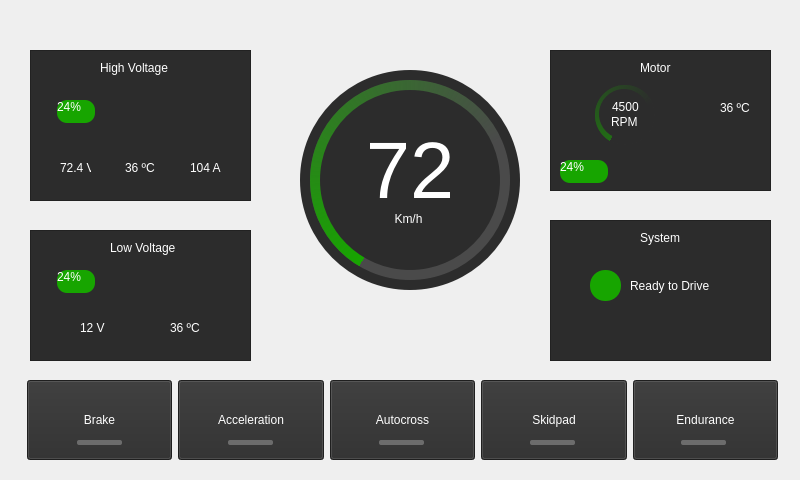
Above: form.ui from FGR-UnB/teste before the change. Below: the same form after it.
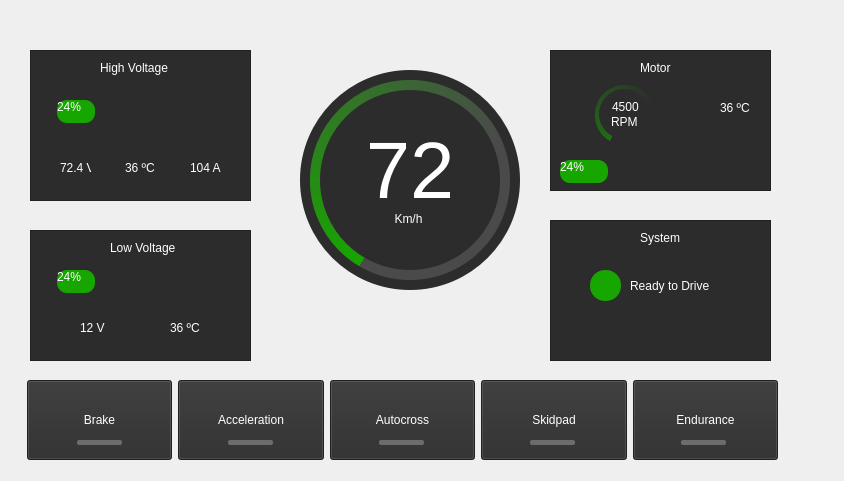
That is the form after the change.

Commit message: Testing full screen

The edit to the form file:
```diff
--- a/form.ui
+++ b/form.ui
@@ -6,8 +6,8 @@
    <rect>
     <x>0</x>
     <y>0</y>
-    <width>800</width>
-    <height>480</height>
+    <width>844</width>
+    <height>481</height>
    </rect>
   </property>
   <property name="windowTitle">
```
The commit also changes 2 other files.
